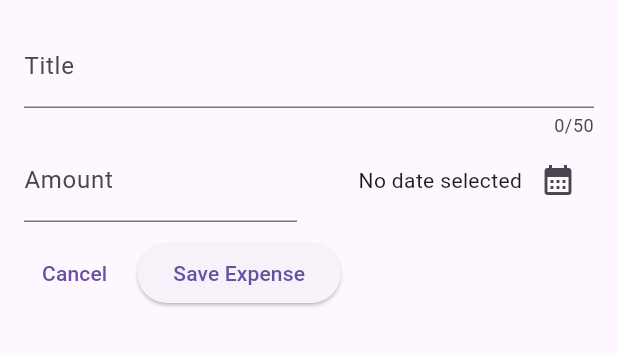
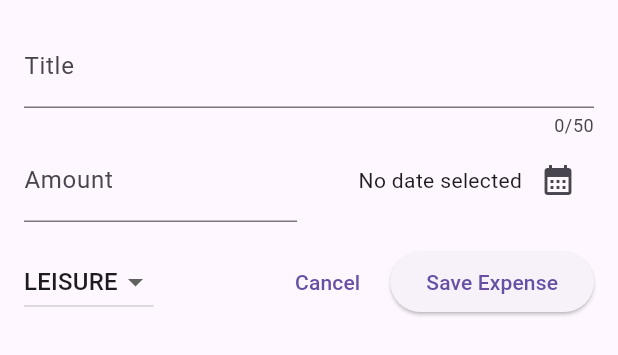
Before and after one commit to Tsenda-Djessy-Flavien/Expense_Tracker, a Flutter app: the NewExpense widget shown alone on an empty page, opened directly, on a phone screen of 412 x 824 dp. Shown: the top 355 px of the screen. Run offline on Flutter 3.47's test engine with Material 2 defaults, Android fonts, the phone set to English and light mode, and no system bars.

Commit message:
Ajout du Dropdown Button

```diff
--- a/lib/presentation/widgets/expense_widgets/new_expense.dart
+++ b/lib/presentation/widgets/expense_widgets/new_expense.dart
@@ -1,3 +1,4 @@
+import 'package:expense_tracker_app/domain/models/expense_model.dart';
 import 'package:expense_tracker_app/utils/constant.dart';
 import 'package:flutter/material.dart';
 
@@ -12,6 +13,7 @@ class _NewExpenseState extends State<NewExpense> {
   final TextEditingController _titleController = TextEditingController();
   final TextEditingController _amountController = TextEditingController();
   DateTime? _selectedDate;
+  Category _selectedCategory = Category.leisure;
 
   void _presentDatePicker() async {
     // Show DatePicker dialog
@@ -49,6 +51,15 @@ class _NewExpenseState extends State<NewExpense> {
 
   @override
   Widget build(BuildContext context) {
+    List<DropdownMenuItem> items = Category.values
+        .map(
+          (cat) => DropdownMenuItem(
+            value: cat,
+            child: Text(cat.name.toUpperCase()),
+          ),
+        )
+        .toList();
+
     return Padding(
       padding: const EdgeInsets.all(16),
       child: Column(
@@ -94,9 +105,23 @@ class _NewExpenseState extends State<NewExpense> {
               )
             ],
           ),
-          const SizedBox(height: 10),
+          const SizedBox(height: 16),
           Row(
             children: [
+              DropdownButton(
+                value: _selectedCategory,
+                items: items,
+                onChanged: (value) {
+                  if (value == null) {
+                    return;
+                  }
+                  // ce setState execute ssi la valeur est pas nulle
+                  setState(() {
+                    _selectedCategory = value;
+                  });
+                },
+              ),
+              const Spacer(),
               TextButton(
                 onPressed: () {
                   Navigator.pop(context);
```
